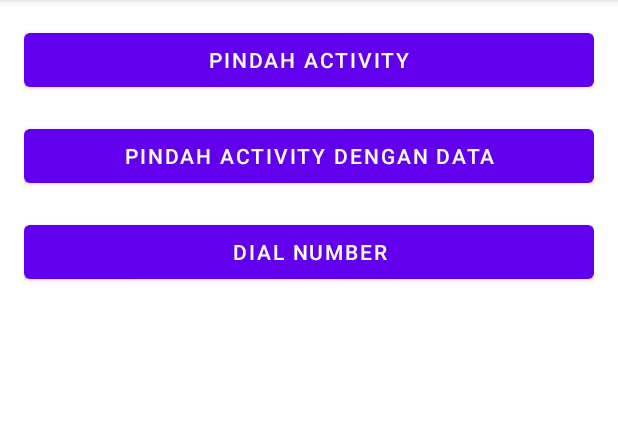
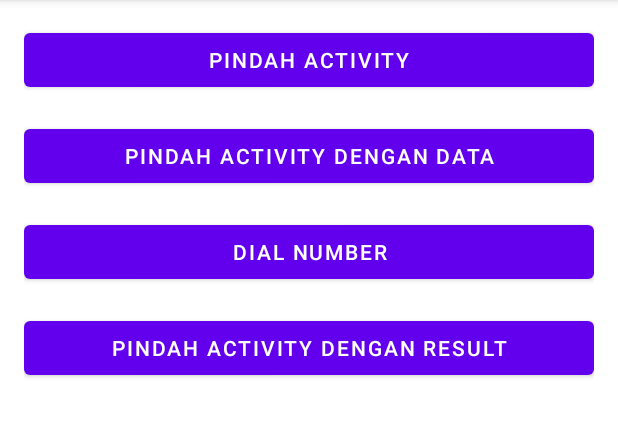
Before and after one commit to GezaFiqrullahStimata/intent_part1, an Android app: the screen it shows after launch (MainActivity), on a phone screen of 412 x 824 dp, the part 84-521 px from its top. Run offline under Robolectric (Android 15) with nearby library versions, the phone set to English and light mode, and no system bars.

```diff
--- a/app/src/main/java/com/example/piranti/MainActivity.kt
+++ b/app/src/main/java/com/example/piranti/MainActivity.kt
@@ -6,11 +6,14 @@ import androidx.appcompat.app.AppCompatActivity
 import android.os.Bundle
 import android.view.View
 import android.widget.Button
+import android.widget.TextView
 
 class MainActivity : AppCompatActivity(), View.OnClickListener {
     private lateinit var btnMoveActivity : Button
     private lateinit var btnMoveActivityData : Button
     private lateinit var btnDialNumber : Button
+    private lateinit var btnResultFromActivity : Button
+    private lateinit var tvResult : TextView
 
     override fun onCreate(savedInstanceState: Bundle?) {
         super.onCreate(savedInstanceState)
@@ -24,6 +27,12 @@ class MainActivity : AppCompatActivity(), View.OnClickListener {
 
         btnDialNumber = findViewById(R.id.btn_dial_number)
         btnDialNumber.setOnClickListener(this)
+
+        btnResultFromActivity = findViewById(R.id.btn_move_for_result)
+        btnResultFromActivity.setOnClickListener(this)
+
+        tvResult = findViewById(R.id.tv_result)
+        WarnaReceived()
     }
 
     override fun onClick(v: View?) {
@@ -46,7 +55,17 @@ class MainActivity : AppCompatActivity(), View.OnClickListener {
                     val intent = Intent(Intent.ACTION_DIAL, Uri.parse("tel:" + dialNumber))
                     startActivity(intent)
                 }
+                R.id.btn_move_for_result -> run{
+                    val intent = Intent(this,MoveActivityForResult::class.java)
+                    startActivity(intent)
+                }
             }
         }
     }
+
+    private fun WarnaReceived(){
+        val bundle = intent.extras
+        val warna = bundle?.getString("Warna")
+        tvResult.text = warna
+    }
 }
--- a/app/src/main/res/layout/activity_main.xml
+++ b/app/src/main/res/layout/activity_main.xml
@@ -33,4 +33,21 @@
         android:layout_marginBottom="@dimen/activity_vertical_margin"
         android:text="@string/dial_number"
         />
+
+    <Button
+        android:id="@+id/btn_move_for_result"
+        android:layout_width="match_parent"
+        android:layout_height="wrap_content"
+        android:layout_marginBottom="@dimen/activity_vertical_margin"
+        android:text="@string/move_with_result"
+        />
+
+    <TextView
+        android:layout_width="match_parent"
+        android:layout_height="wrap_content"
+        android:text="@string/result_from_activity"
+        android:textSize="24sp"
+        android:gravity="center"
+        android:id="@+id/tv_result"
+        />
 </LinearLayout>
```
Also changed, not shown: app/src/main/AndroidManifest.xml (+10 -1 lines), app/src/main/java/com/example/piranti/MoveActivityForResult.kt (added, +32 -0 lines), app/src/main/res/layout/activity_move_for_result.xml (added, +52 -0 lines).
